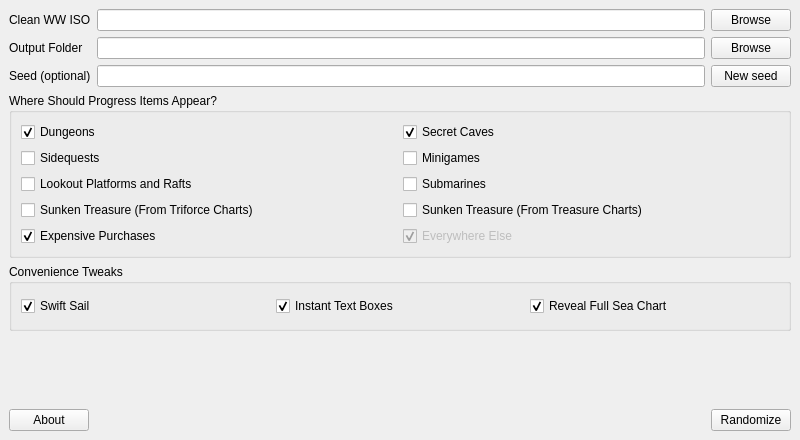
Above: ui/randomizer_window.ui from LagoLunatic/wwrando before the change. Below: the same form after it.
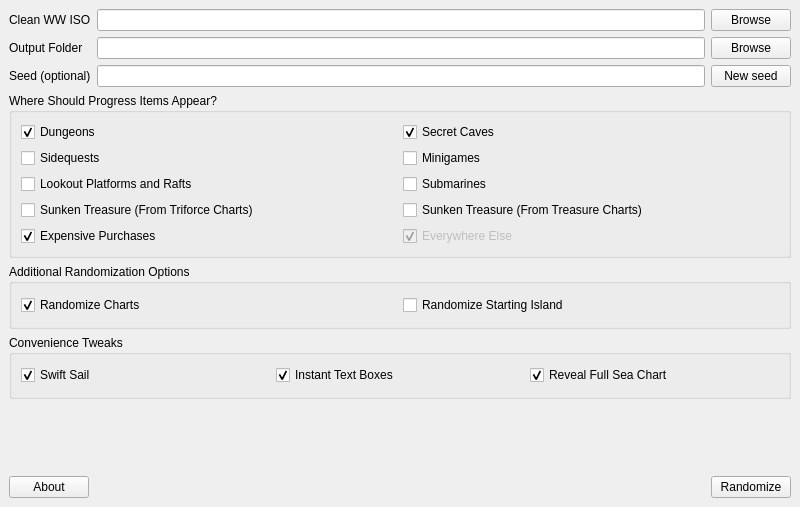
That is the form after the change.

Commit message: Add option to randomize starting island

```diff
--- a/ui/randomizer_window.ui
+++ b/ui/randomizer_window.ui
@@ -7,7 +7,7 @@
     <x>0</x>
     <y>0</y>
     <width>800</width>
-    <height>440</height>
+    <height>507</height>
    </rect>
   </property>
   <property name="windowTitle">
@@ -164,6 +164,32 @@
       </layout>
      </widget>
     </item>
+    <item>
+     <widget class="QGroupBox" name="groupBox_3">
+      <property name="title">
+       <string>Additional Randomization Options</string>
+      </property>
+      <layout class="QHBoxLayout" name="horizontalLayout_3">
+       <item>
+        <widget class="QCheckBox" name="randomize_charts">
+         <property name="text">
+          <string>Randomize Charts</string>
+         </property>
+         <property name="checked">
+          <bool>true</bool>
+         </property>
+        </widget>
+       </item>
+       <item>
+        <widget class="QCheckBox" name="randomize_starting_island">
+         <property name="text">
+          <string>Randomize Starting Island</string>
+         </property>
+        </widget>
+       </item>
+      </layout>
+     </widget>
+    </item>
     <item>
      <widget class="QGroupBox" name="groupBox_2">
       <property name="title">
```
The commit also changes 4 other files.
